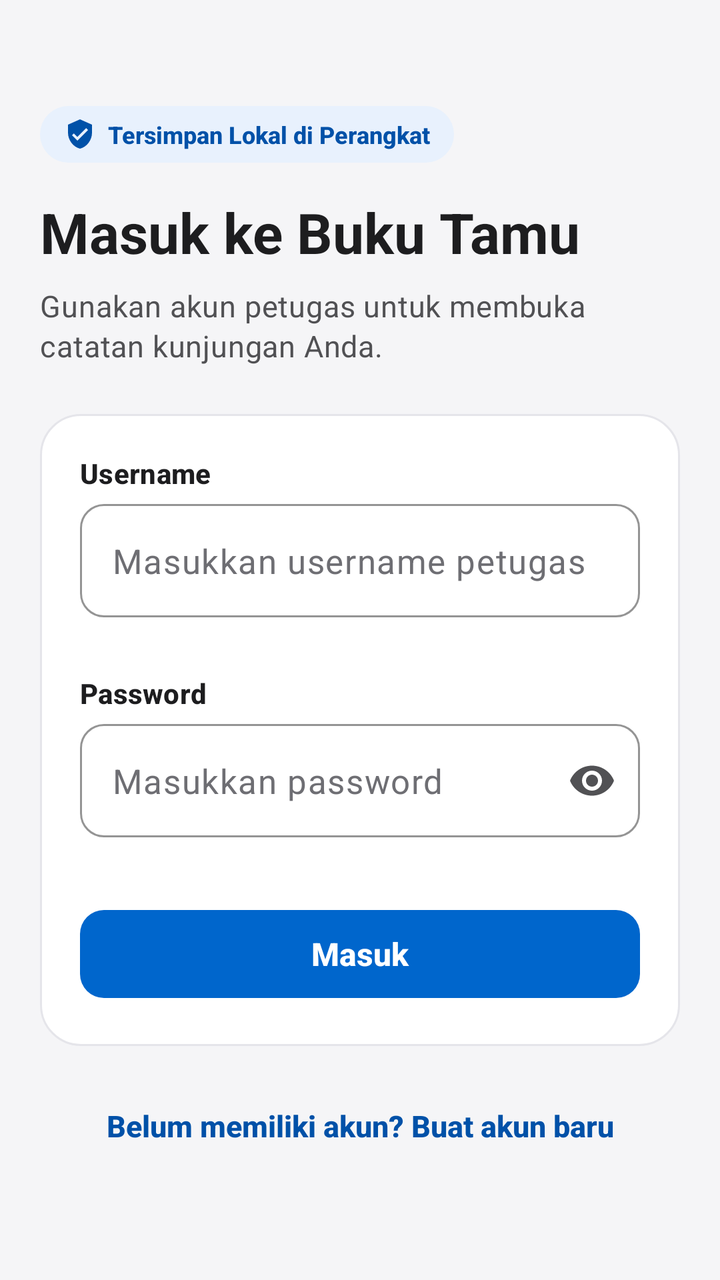
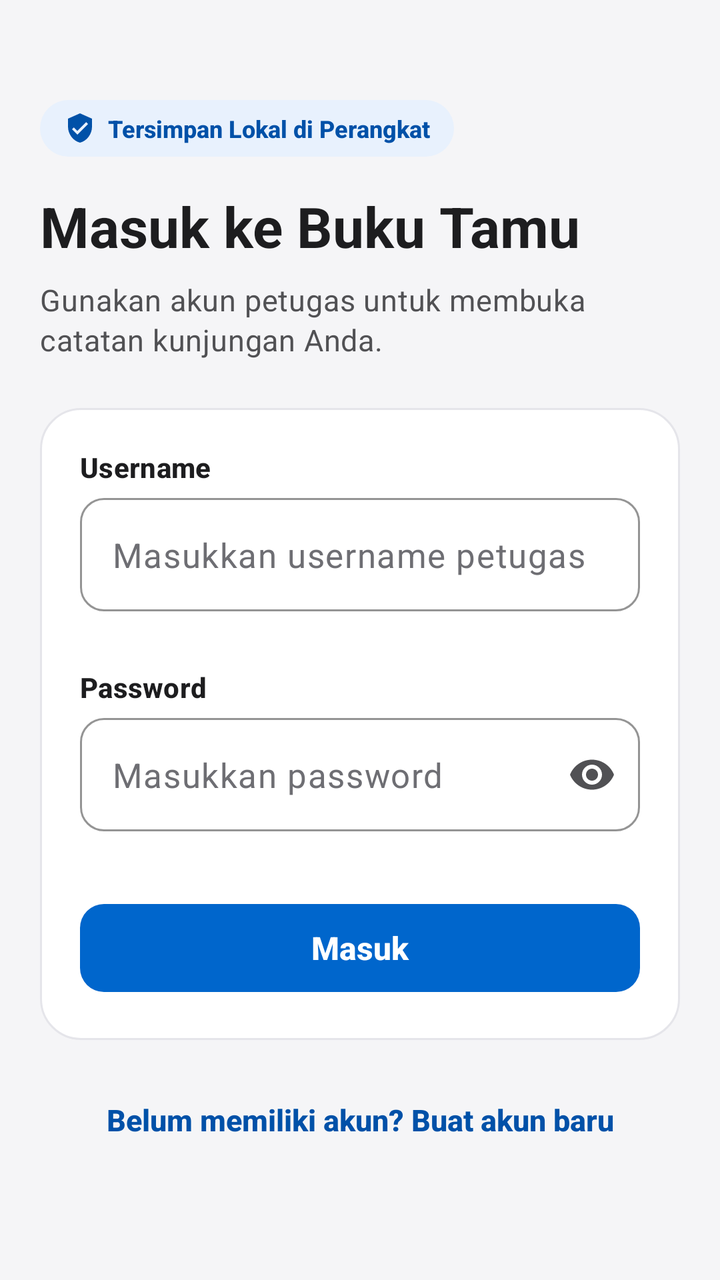

An Android layout rendered at two revisions. The XML below is the earlier revision; the diff shows what the commit changed to produce the second picture.
<!-- AndroidManifest.xml: application theme Theme.BukuTamuDigital -->
<!-- res/layout/activity_login.xml -->
<?xml version="1.0" encoding="utf-8"?>
<ScrollView xmlns:android="http://schemas.android.com/apk/res/android"
    xmlns:app="http://schemas.android.com/apk/res-auto"
    android:layout_width="match_parent"
    android:layout_height="match_parent"
    android:background="@color/bg_canvas"
    android:fillViewport="true">

    <androidx.constraintlayout.widget.ConstraintLayout
        android:id="@+id/layoutLoginRoot"
        android:layout_width="match_parent"
        android:layout_height="wrap_content"
        android:paddingHorizontal="@dimen/page_horizontal_padding"
        android:paddingVertical="@dimen/page_vertical_padding">

        <LinearLayout
            android:id="@+id/containerLoginContent"
            android:layout_width="0dp"
            android:layout_height="wrap_content"
            android:orientation="vertical"
            app:layout_constraintBottom_toBottomOf="parent"
            app:layout_constraintEnd_toEndOf="parent"
            app:layout_constraintStart_toStartOf="parent"
            app:layout_constraintTop_toTopOf="parent"
            app:layout_constraintWidth_max="@dimen/content_max_width">

            
            <LinearLayout
                android:layout_width="wrap_content"
                android:layout_height="wrap_content"
                android:background="@drawable/bg_pill_badge"
                android:gravity="center_vertical"
                android:orientation="horizontal"
                android:paddingHorizontal="12dp"
                android:paddingVertical="6dp">

                <ImageView
                    android:layout_width="16dp"
                    android:layout_height="16dp"
                    android:importantForAccessibility="no"
                    android:src="@drawable/ic_check_shield" />

                <TextView
                    android:layout_width="wrap_content"
                    android:layout_height="wrap_content"
                    android:layout_marginStart="6dp"
                    android:fontFamily="sans-serif-medium"
                    android:text="@string/badge_offline_private"
                    android:textColor="@color/accent_text"
                    android:textSize="12sp"
                    android:textStyle="bold" />
            </LinearLayout>

            
            <TextView
                android:id="@+id/tvAppTitle"
                style="@style/TextAppearance.BukuTamu.LargeTitle"
                android:layout_width="match_parent"
                android:layout_height="wrap_content"
                android:layout_marginTop="@dimen/space_4"
                android:text="@string/title_login" />

            <TextView
                android:id="@+id/tvLoginSubtitle"
                style="@style/TextAppearance.BukuTamu.BodySecondary"
                android:layout_width="match_parent"
                android:layout_height="wrap_content"
                android:layout_marginTop="@dimen/space_2"
                android:layout_marginBottom="@dimen/space_5"
                android:text="@string/subtitle_login" />

            
            <LinearLayout
                android:id="@+id/cardLogin"
                android:layout_width="match_parent"
                android:layout_height="wrap_content"
                android:background="@drawable/bg_grouped_panel"
                android:orientation="vertical"
                android:padding="@dimen/panel_inner_padding">

                
                <LinearLayout
                    android:id="@+id/layoutErrorBanner"
                    android:layout_width="match_parent"
                    android:layout_height="wrap_content"
                    android:layout_marginBottom="@dimen/space_4"
                    android:background="@drawable/bg_banner_danger"
                    android:gravity="center_vertical"
                    android:orientation="horizontal"
                    android:padding="12dp"
                    android:visibility="gone">

                    <ImageView
                        android:layout_width="18dp"
                        android:layout_height="18dp"
                        android:importantForAccessibility="no"
                        android:src="@drawable/ic_info" />

                    <TextView
                        android:id="@+id/tvErrorMessage"
                        android:layout_width="0dp"
                        android:layout_height="wrap_content"
                        android:layout_marginStart="10dp"
                        android:layout_weight="1"
                        android:textColor="@color/semantic_danger"
                        android:textSize="14sp" />
                </LinearLayout>

                
                <TextView
                    android:id="@+id/tvLabelUsername"
                    style="@style/TextAppearance.BukuTamu.FieldLabel"
                    android:layout_width="match_parent"
                    android:layout_height="wrap_content"
                    android:labelFor="@id/etUsername"
                    android:text="@string/label_username" />

                <com.google.android.material.textfield.TextInputLayout
                    android:id="@+id/tilUsername"
                    style="@style/Widget.BukuTamu.TextInputLayout"
                    android:layout_width="match_parent"
                    android:layout_height="wrap_content"
                    android:layout_marginTop="6dp"
                    app:errorEnabled="true">

                    <com.google.android.material.textfield.TextInputEditText
                        android:id="@+id/etUsername"
                        style="@style/TextAppearance.BukuTamu.BodyPrimary"
                        android:layout_width="match_parent"
                        android:layout_height="wrap_content"
                        android:hint="@string/placeholder_username"
                        android:imeOptions="actionNext"
                        android:inputType="text"
                        android:maxLines="1"
                        android:minHeight="@dimen/touch_target_min"
                        android:textColorHint="@color/text_tertiary" />
                </com.google.android.material.textfield.TextInputLayout>

                
                <TextView
                    android:id="@+id/tvLabelPassword"
                    style="@style/TextAppearance.BukuTamu.FieldLabel"
                    android:layout_width="match_parent"
                    android:layout_height="wrap_content"
                    android:layout_marginTop="@dimen/space_2"
                    android:labelFor="@id/etPassword"
                    android:text="@string/label_password" />

                <com.google.android.material.textfield.TextInputLayout
                    android:id="@+id/tilPassword"
                    style="@style/Widget.BukuTamu.TextInputLayout"
                    android:layout_width="match_parent"
                    android:layout_height="wrap_content"
                    android:layout_marginTop="6dp"
                    app:endIconMode="password_toggle"
                    app:endIconTint="@color/text_secondary"
                    app:errorEnabled="true">

                    <com.google.android.material.textfield.TextInputEditText
                        android:id="@+id/etPassword"
                        style="@style/TextAppearance.BukuTamu.BodyPrimary"
                        android:layout_width="match_parent"
                        android:layout_height="wrap_content"
                        android:hint="@string/placeholder_password"
                        android:imeOptions="actionDone"
                        android:inputType="textPassword"
                        android:maxLines="1"
                        android:minHeight="@dimen/touch_target_min"
                        android:textColorHint="@color/text_tertiary" />
                </com.google.android.material.textfield.TextInputLayout>

                <ProgressBar
                    android:id="@+id/progressBar"
                    android:layout_width="24dp"
                    android:layout_height="24dp"
                    android:layout_gravity="center"
                    android:layout_marginTop="@dimen/space_2"
                    android:indeterminateTint="@color/accent_default"
                    android:visibility="gone" />

                <com.google.android.material.button.MaterialButton
                    android:id="@+id/btnLogin"
                    style="@style/Widget.BukuTamu.Button.Primary"
                    android:layout_width="match_parent"
                    android:layout_height="wrap_content"
                    android:layout_marginTop="@dimen/space_3"
                    android:text="@string/btn_login" />

            </LinearLayout>

            
            <TextView
                android:id="@+id/tvGoToRegister"
                android:layout_width="match_parent"
                android:layout_height="wrap_content"
                android:layout_marginTop="@dimen/space_4"
                android:background="?attr/selectableItemBackground"
                android:clickable="true"
                android:focusable="true"
                android:fontFamily="sans-serif-medium"
                android:gravity="center"
                android:minHeight="@dimen/touch_target_min"
                android:padding="@dimen/space_2"
                android:text="@string/link_to_register"
                android:textColor="@color/accent_text"
                android:textSize="15sp"
                android:textStyle="bold" />

        </LinearLayout>

    </androidx.constraintlayout.widget.ConstraintLayout>
</ScrollView>
<!-- resources referenced by this layout -->
<resources>
  <color name="accent_default">#0066CC</color>
  <color name="accent_text">#0051A8</color>
  <color name="bg_canvas">#F5F5F7</color>
  <color name="semantic_danger">#C4271B</color>
  <color name="text_secondary">#515154</color>
  <color name="text_tertiary">#6E6E73</color>
  <dimen name="content_max_width">540dp</dimen>
  <dimen name="page_horizontal_padding">20dp</dimen>
  <dimen name="page_vertical_padding">24dp</dimen>
  <dimen name="panel_inner_padding">20dp</dimen>
  <dimen name="space_2">8dp</dimen>
  <dimen name="space_3">12dp</dimen>
  <dimen name="space_4">16dp</dimen>
  <dimen name="space_5">24dp</dimen>
  <dimen name="touch_target_min">48dp</dimen>
  <!-- drawable bg_pill_badge (drawable) -->
  <?xml version="1.0" encoding="utf-8"?>
  <shape xmlns:android="http://schemas.android.com/apk/res/android"
      android:shape="rectangle">
      <solid android:color="@color/accent_soft" />
      <corners android:radius="@dimen/radius_pill" />
  </shape>
  <string name="badge_offline_private">Tersimpan Lokal di Perangkat</string>
  <string name="btn_login">Masuk</string>
  <string name="label_password">Password</string>
  <string name="label_username">Username</string>
  <string name="link_to_register">Belum memiliki akun? Buat akun baru</string>
  <string name="placeholder_password">Masukkan password</string>
  <string name="placeholder_username">Masukkan username petugas</string>
  <string name="subtitle_login">Gunakan akun petugas untuk membuka catatan kunjungan Anda.</string>
  <string name="title_login">Masuk ke Buku Tamu</string>
  <style name="TextAppearance.BukuTamu.BodyPrimary" parent="TextAppearance.Material3.BodyLarge">
          <item name="android:fontFamily">sans-serif</item>
          <item name="android:textSize">17sp</item>
          <item name="android:textColor">@color/text_primary</item>
          <item name="android:lineSpacingMultiplier">1.25</item>
      </style>
  <style name="TextAppearance.BukuTamu.BodySecondary" parent="TextAppearance.Material3.BodyMedium">
          <item name="android:fontFamily">sans-serif</item>
          <item name="android:textSize">15sp</item>
          <item name="android:textColor">@color/text_secondary</item>
          <item name="android:lineSpacingMultiplier">1.3</item>
      </style>
  <style name="TextAppearance.BukuTamu.FieldLabel" parent="TextAppearance.Material3.LabelLarge">
          <item name="android:fontFamily">sans-serif-medium</item>
          <item name="android:textSize">14sp</item>
          <item name="android:textStyle">bold</item>
          <item name="android:textColor">@color/text_primary</item>
      </style>
  <color name="semantic_danger_soft">#FCE8E6</color>
  <dimen name="radius_control">12dp</dimen>
  <dimen name="hairline_stroke">1dp</dimen>
  <color name="semantic_danger_border">#F5C2BE</color>
  <color name="bg_surface">#FFFFFF</color>
  <dimen name="radius_panel">20dp</dimen>
  <color name="surface_separator">#E5E5EA</color>
  <color name="accent_soft">#E8F1FD</color>
  <dimen name="radius_pill">999dp</dimen>
  <color name="text_primary">#1D1D1F</color>
  <dimen name="button_height_primary">52dp</dimen>
  <color name="text_on_accent">#FFFFFF</color>
  <color name="bg_surface_subtle">#EFEFF4</color>
  <style name="ThemeOverlay.BukuTamu.Dialog" parent="ThemeOverlay.Material3.MaterialAlertDialog">
          <item name="colorSurface">@color/bg_surface_elevated</item>
          <item name="colorOnSurface">@color/text_primary</item>
          <item name="colorOnSurfaceVariant">@color/text_secondary</item>
          <item name="colorPrimary">@color/accent_text</item>
      </style>
  <color name="bg_surface_elevated">#FFFFFF</color>
  <!-- unchanged entries left out for length: 8 -->
</resources>

<!-- the commit's change to res/layout/activity_login.xml (unified diff, before → after) -->
@@ -1,15 +1,17 @@
 <?xml version="1.0" encoding="utf-8"?>
-<ScrollView xmlns:android="http://schemas.android.com/apk/res/android"
+<androidx.core.widget.NestedScrollView xmlns:android="http://schemas.android.com/apk/res/android"
     xmlns:app="http://schemas.android.com/apk/res-auto"
+    android:id="@+id/scrollLogin"
     android:layout_width="match_parent"
     android:layout_height="match_parent"
     android:background="@color/bg_canvas"
+    android:clipToPadding="false"
     android:fillViewport="true">
 
     <androidx.constraintlayout.widget.ConstraintLayout
         android:id="@+id/layoutLoginRoot"
         android:layout_width="match_parent"
-        android:layout_height="wrap_content"
+        android:layout_height="match_parent"
         android:paddingHorizontal="@dimen/page_horizontal_padding"
         android:paddingVertical="@dimen/page_vertical_padding">
 
@@ -22,6 +24,7 @@
             app:layout_constraintEnd_toEndOf="parent"
             app:layout_constraintStart_toStartOf="parent"
             app:layout_constraintTop_toTopOf="parent"
+            app:layout_constraintVertical_bias="0.45"
             app:layout_constraintWidth_max="@dimen/content_max_width">
 
             
@@ -78,7 +81,6 @@
                 android:orientation="vertical"
                 android:padding="@dimen/panel_inner_padding">
 
-                
                 <LinearLayout
                     android:id="@+id/layoutErrorBanner"
                     android:layout_width="match_parent"
@@ -106,7 +108,6 @@
                         android:textSize="14sp" />
                 </LinearLayout>
 
-                
                 <TextView
                     android:id="@+id/tvLabelUsername"
                     style="@style/TextAppearance.BukuTamu.FieldLabel"
@@ -136,7 +137,6 @@
                         android:textColorHint="@color/text_tertiary" />
                 </com.google.android.material.textfield.TextInputLayout>
 
-                
                 <TextView
                     android:id="@+id/tvLabelPassword"
                     style="@style/TextAppearance.BukuTamu.FieldLabel"
@@ -188,7 +188,6 @@
 
             </LinearLayout>
 
-            
             <TextView
                 android:id="@+id/tvGoToRegister"
                 android:layout_width="match_parent"
@@ -209,4 +208,4 @@
         </LinearLayout>
 
     </androidx.constraintlayout.widget.ConstraintLayout>
-</ScrollView>
+</androidx.core.widget.NestedScrollView>
